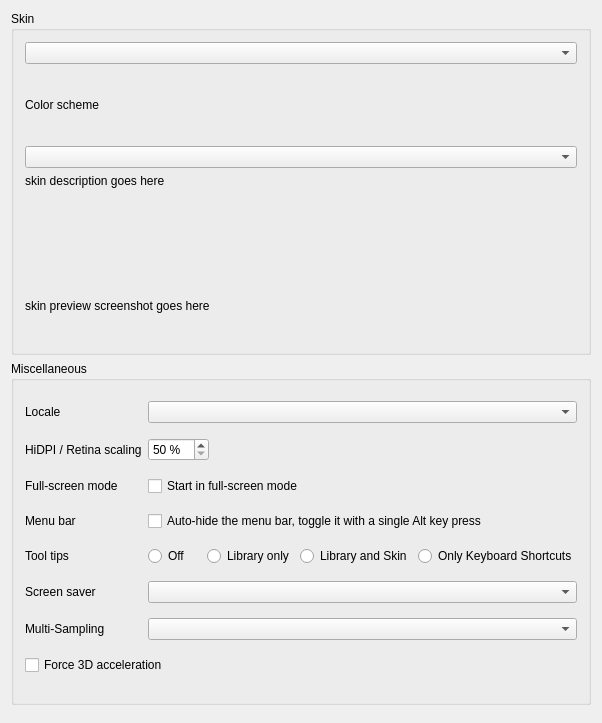
christianstuart/paramix, file src/preferences/dialog/dlgprefinterfacedlg.ui: the form before one commit.
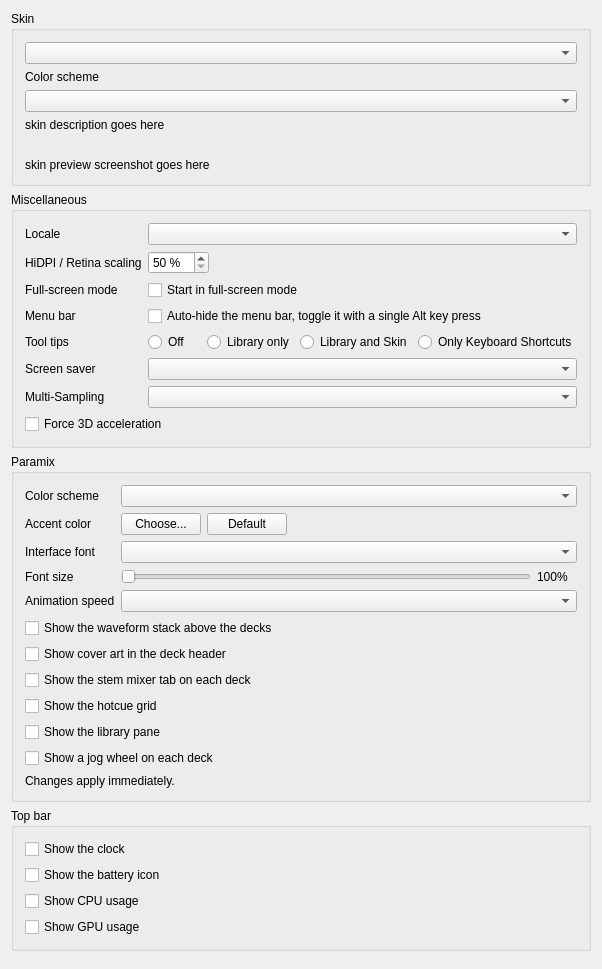
The form after the commit.

Commit message: QML-only interface, Preferences customization, and Demucs-only separation (#37)

The edit to the form file:
```diff
--- a/src/preferences/dialog/dlgprefinterfacedlg.ui
+++ b/src/preferences/dialog/dlgprefinterfacedlg.ui
@@ -320,6 +320,227 @@
      </layout>
     </widget>
    </item>
+   <item>
+    <widget class="QGroupBox" name="groupBoxParamix">
+     <property name="title">
+      <string>Paramix</string>
+     </property>
+     <layout class="QGridLayout" name="gridLayout_Paramix">
+      <item row="0" column="0">
+       <widget class="QLabel" name="labelParamixColorScheme">
+        <property name="text">
+         <string>Color scheme</string>
+        </property>
+        <property name="buddy">
+         <cstring>comboBoxParamixColorScheme</cstring>
+        </property>
+       </widget>
+      </item>
+      <item row="0" column="1">
+       <widget class="QComboBox" name="comboBoxParamixColorScheme"/>
+      </item>
+      <item row="1" column="0">
+       <widget class="QLabel" name="labelParamixAccentColor">
+        <property name="text">
+         <string>Accent color</string>
+        </property>
+       </widget>
+      </item>
+      <item row="1" column="1">
+       <layout class="QHBoxLayout" name="horizontalLayout_ParamixAccent">
+        <item>
+         <widget class="QPushButton" name="pushButtonParamixAccentColor">
+          <property name="text">
+           <string>Choose...</string>
+          </property>
+         </widget>
+        </item>
+        <item>
+         <widget class="QPushButton" name="pushButtonParamixAccentDefault">
+          <property name="text">
+           <string>Default</string>
+          </property>
+         </widget>
+        </item>
+        <item>
+         <spacer name="horizontalSpacer_ParamixAccent">
+          <property name="orientation">
+           <enum>Qt::Horizontal</enum>
+          </property>
+          <property name="sizeHint" stdset="0">
+           <size>
+            <width>40</width>
+            <height>20</height>
+           </size>
+          </property>
+         </spacer>
+        </item>
+       </layout>
+      </item>
+      <item row="2" column="0">
+       <widget class="QLabel" name="labelParamixFont">
+        <property name="text">
+         <string>Interface font</string>
+        </property>
+        <property name="buddy">
+         <cstring>comboBoxParamixFont</cstring>
+        </property>
+       </widget>
+      </item>
+      <item row="2" column="1">
+       <widget class="QComboBox" name="comboBoxParamixFont"/>
+      </item>
+      <item row="3" column="0">
+       <widget class="QLabel" name="labelParamixFontScale">
+        <property name="text">
+         <string>Font size</string>
+        </property>
+        <property name="buddy">
+         <cstring>sliderParamixFontScale</cstring>
+        </property>
+       </widget>
+      </item>
+      <item row="3" column="1">
+       <layout class="QHBoxLayout" name="horizontalLayout_ParamixFontScale">
+        <item>
+         <widget class="QSlider" name="sliderParamixFontScale">
+          <property name="minimum">
+           <number>85</number>
+          </property>
+          <property name="maximum">
+           <number>135</number>
+          </property>
+          <property name="singleStep">
+           <number>5</number>
+          </property>
+          <property name="pageStep">
+           <number>5</number>
+          </property>
+          <property name="orientation">
+           <enum>Qt::Horizontal</enum>
+          </property>
+         </widget>
+        </item>
+        <item>
+         <widget class="QLabel" name="labelParamixFontScaleValue">
+          <property name="minimumSize">
+           <size>
+            <width>40</width>
+            <height>0</height>
+           </size>
+          </property>
+          <property name="text">
+           <string notr="true">100%</string>
+          </property>
+         </widget>
+        </item>
+       </layout>
+      </item>
+      <item row="4" column="0">
+       <widget class="QLabel" name="labelParamixMotion">
+        <property name="text">
+         <string>Animation speed</string>
+        </property>
+        <property name="buddy">
+         <cstring>comboBoxParamixMotion</cstring>
+        </property>
+       </widget>
+      </item>
+      <item row="4" column="1">
+       <widget class="QComboBox" name="comboBoxParamixMotion"/>
+      </item>
+      <item row="5" column="0" colspan="2">
+       <widget class="QCheckBox" name="checkBoxParamixShowWaveforms">
+        <property name="text">
+         <string>Show the waveform stack above the decks</string>
+        </property>
+       </widget>
+      </item>
+      <item row="6" column="0" colspan="2">
+       <widget class="QCheckBox" name="checkBoxParamixShowCoverArt">
+        <property name="text">
+         <string>Show cover art in the deck header</string>
+        </property>
+       </widget>
+      </item>
+      <item row="7" column="0" colspan="2">
+       <widget class="QCheckBox" name="checkBoxParamixShowStemStrip">
+        <property name="text">
+         <string>Show the stem mixer tab on each deck</string>
+        </property>
+       </widget>
+      </item>
+      <item row="8" column="0" colspan="2">
+       <widget class="QCheckBox" name="checkBoxParamixShowHotcues">
+        <property name="text">
+         <string>Show the hotcue grid</string>
+        </property>
+       </widget>
+      </item>
+      <item row="9" column="0" colspan="2">
+       <widget class="QCheckBox" name="checkBoxParamixShowLibrary">
+        <property name="text">
+         <string>Show the library pane</string>
+        </property>
+       </widget>
+      </item>
+      <item row="10" column="0" colspan="2">
+       <widget class="QCheckBox" name="checkBoxParamixShowJogWheels">
+        <property name="text">
+         <string>Show a jog wheel on each deck</string>
+        </property>
+       </widget>
+      </item>
+      <item row="11" column="0" colspan="2">
+       <widget class="QLabel" name="labelParamixRestartHint">
+        <property name="text">
+         <string>Changes apply immediately.</string>
+        </property>
+        <property name="wordWrap">
+         <bool>true</bool>
+        </property>
+       </widget>
+      </item>
+     </layout>
+    </widget>
+   </item>
+   <item>
+    <widget class="QGroupBox" name="groupBoxTopBar">
+     <property name="title">
+      <string>Top bar</string>
+     </property>
+     <layout class="QVBoxLayout" name="verticalLayout_TopBar">
+      <item>
+       <widget class="QCheckBox" name="checkBoxParamixShowClock">
+        <property name="text">
+         <string>Show the clock</string>
+        </property>
+       </widget>
+      </item>
+      <item>
+       <widget class="QCheckBox" name="checkBoxParamixShowBattery">
+        <property name="text">
+         <string>Show the battery icon</string>
+        </property>
+       </widget>
+      </item>
+      <item>
+       <widget class="QCheckBox" name="checkBoxParamixShowCpu">
+        <property name="text">
+         <string>Show CPU usage</string>
+        </property>
+       </widget>
+      </item>
+      <item>
+       <widget class="QCheckBox" name="checkBoxParamixShowGpu">
+        <property name="text">
+         <string>Show GPU usage</string>
+        </property>
+       </widget>
+      </item>
+     </layout>
+    </widget>
+   </item>
    <item>
     <spacer name="verticalSpacer">
      <property name="orientation">
```
Left out of the diff: 16 changed lines with no effect on the pictures. The commit also changes 2446 other files.
